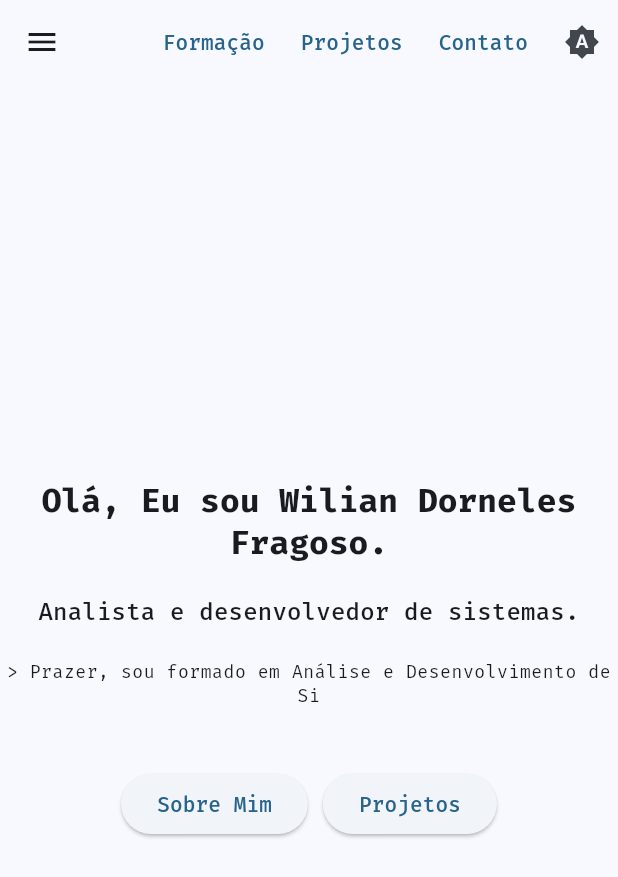
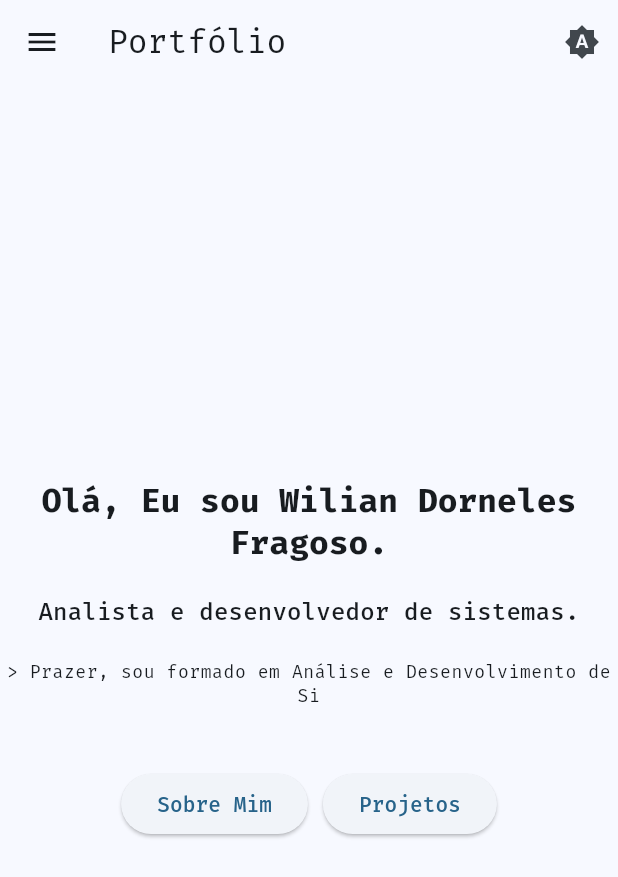
Before and after one commit to wiliantv/portifolio, a Flutter app: the screen it shows after launch, on a phone screen of 412 x 824 dp. Shown: the top 877 px of the screen. Run offline on Flutter 3.47's test engine with Material 3 defaults, Android fonts, the phone set to English and light mode, and no system bars; our stand-ins replace easy_dynamic_theme, google_fonts.

Commit message:
Ajustando botoes para celular

```diff
--- a/lib/main.dart
+++ b/lib/main.dart
@@ -80,6 +80,9 @@
         title: Text('Portfólio'),
         actions: [
           if(!isMobile)
+            Row(
+              mainAxisAlignment: MainAxisAlignment.spaceAround,
+              children: [
                 TextButton(onPressed: () {
 
                 }, child: Text('Sobre')),
@@ -92,6 +95,8 @@
                 TextButton(onPressed: () {
 
                 }, child: Text('Contato')),
+                ]
+            ),
           EasyDynamicThemeBtn(),
         ],
       ),
```
Also changed, not shown: 1 other file. Lines whose indentation alone changed are shown as unchanged.
